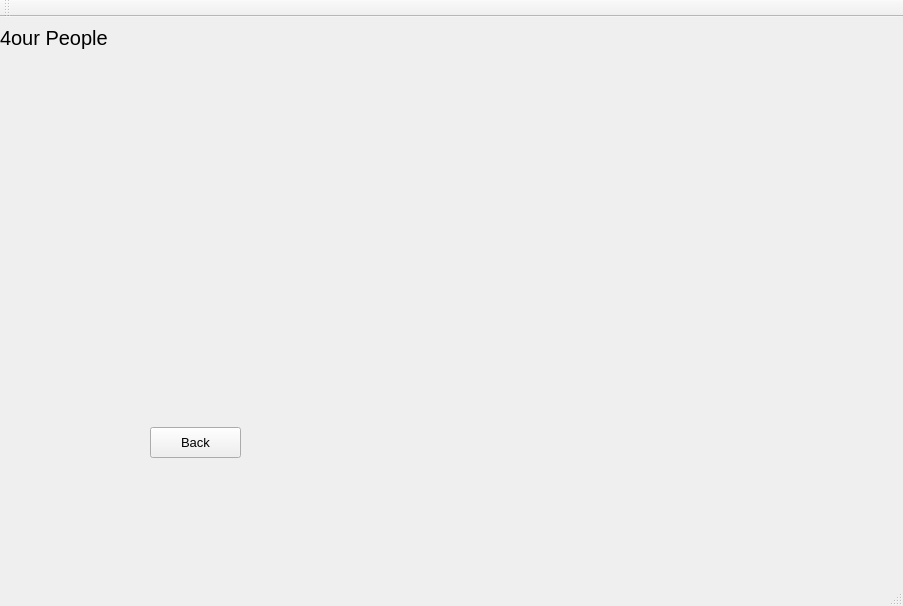
Above: qt_cuacs_UI/mainwindow.ui from kalebtesfay/Animal_Shelter_System before the change. Below: the same form after it.
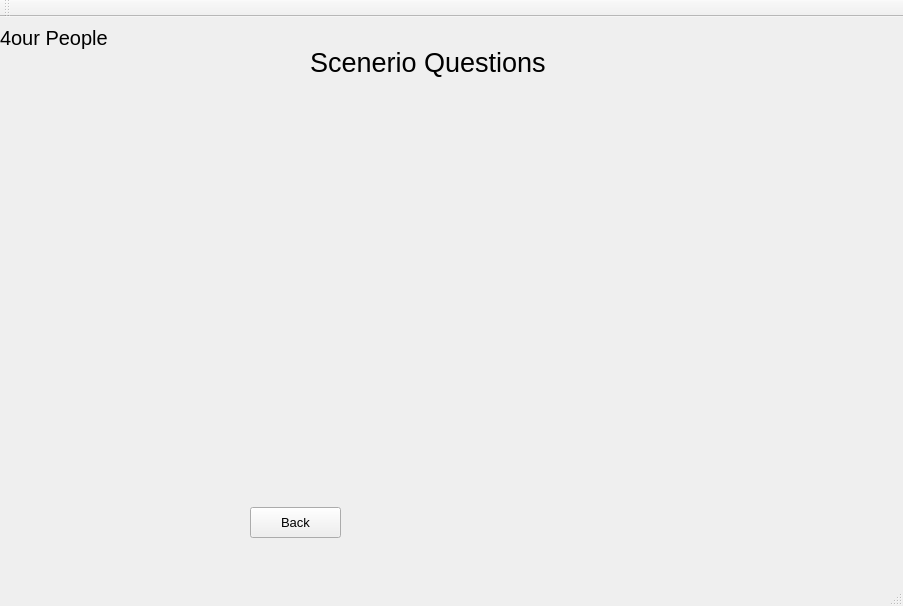
That is the form after the change. The open tabs and pages were chosen to show the change.

Commit message: ACM Algorithm class implemented:rocket:

The edit to the form file:
```diff
--- a/qt_cuacs_UI/mainwindow.ui
+++ b/qt_cuacs_UI/mainwindow.ui
@@ -3599,8 +3599,8 @@
      <widget class="QPushButton" name="pushButton_34">
       <property name="geometry">
        <rect>
-        <x>150</x>
-        <y>410</y>
+        <x>250</x>
+        <y>490</y>
         <width>91</width>
         <height>31</height>
        </rect>
@@ -3614,6 +3614,24 @@
        <string>Back</string>
       </property>
      </widget>
+     <widget class="QLabel" name="label_67">
+      <property name="geometry">
+       <rect>
+        <x>310</x>
+        <y>20</y>
+        <width>261</width>
+        <height>51</height>
+       </rect>
+      </property>
+      <property name="font">
+       <font>
+        <pointsize>20</pointsize>
+       </font>
+      </property>
+      <property name="text">
+       <string>Scenerio Questions</string>
+      </property>
+     </widget>
     </widget>
    </widget>
   </widget>
```
The commit also changes 6 other files.
